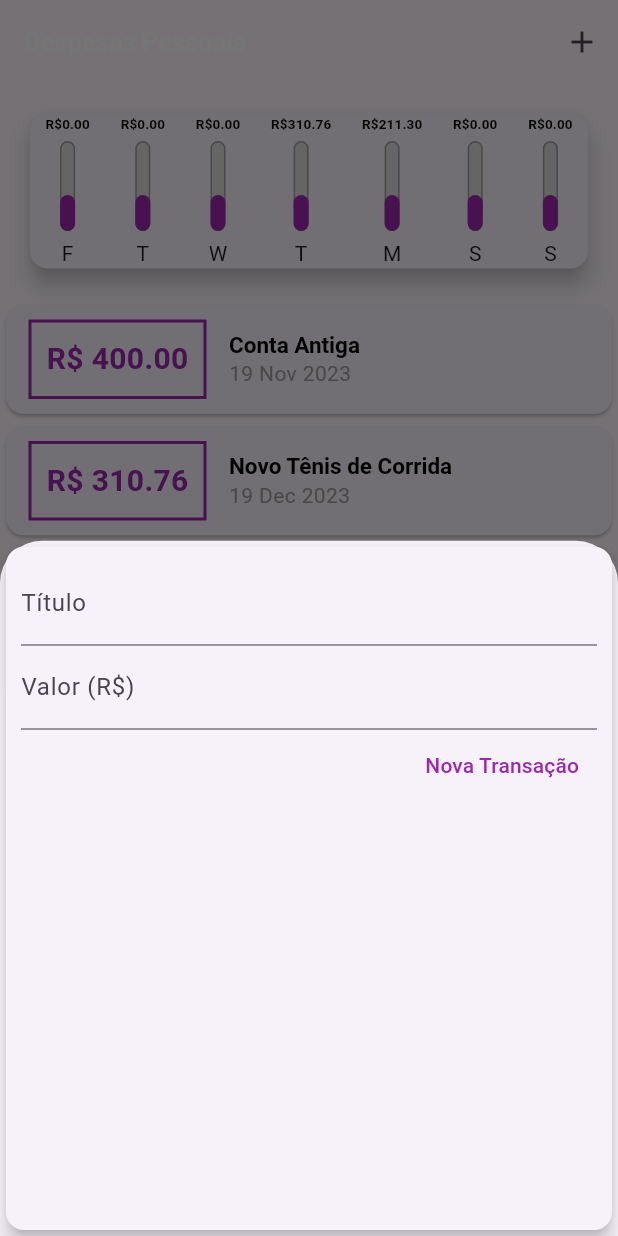
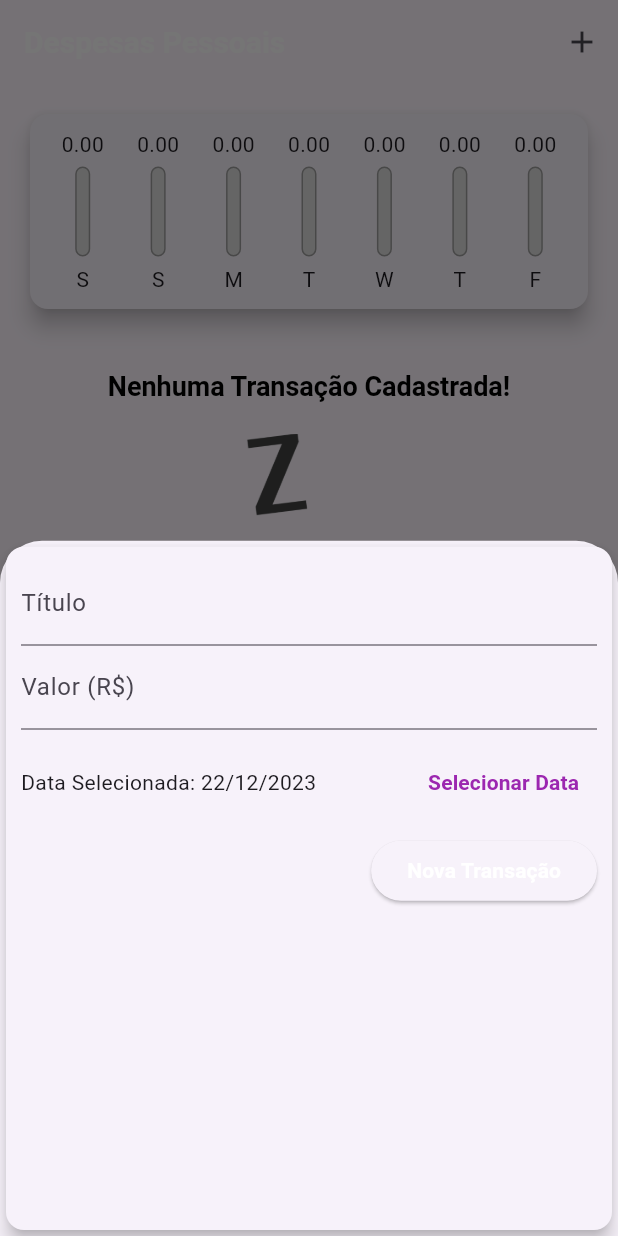
Before and after one commit to GabrielHR0sa/Learning_Flutter, a Flutter app: the screen it shows after launch, after a tap on the "add" icon, on a phone screen of 412 x 824 dp. Run offline on Flutter 3.47's test engine with Material 3 defaults, Android fonts, the phone set to English and light mode, and no system bars; Roboto replaces fonts that are missing (OpenSans).

Commit message:
ending expenses project

```diff
--- a/expenses/lib/components/chart.dart
+++ b/expenses/lib/components/chart.dart
@@ -30,24 +30,37 @@ class Chart extends StatelessWidget {
         'day': DateFormat.E().format(weekDay)[0],
         'value': totalSum,
       };
+    }).reversed.toList();
+  }
+
+  double get _weekTotalValue {
+    return groupedTransactions.fold(0.0, (sum, tr) {
+      return sum + (tr['value'] as double);
     });
   }
 
   @override
   Widget build(BuildContext context) {
-    groupedTransactions;
     return Card(
       elevation: 6,
       margin: const EdgeInsets.all(20),
+      child: Padding(
+        padding: const EdgeInsets.all(10),
         child: Row(
           mainAxisAlignment: MainAxisAlignment.spaceAround,
           children: groupedTransactions.map((tr) {
-          return ChartBar(
+            return Flexible(
+              fit: FlexFit.tight,
+              child: ChartBar(
                 label: tr['day'] as String,
                 value: tr['value'] as double,
-            percentage: 0.4,
+                percentage: _weekTotalValue == 0
+                    ? 0
+                    : (tr['value'] as double) / _weekTotalValue,
+              ),
             );
           }).toList(),
+        ),
       ),
     );
   }
--- a/expenses/lib/components/chart_bar.dart
+++ b/expenses/lib/components/chart_bar.dart
@@ -16,24 +16,26 @@ class ChartBar extends StatelessWidget {
   Widget build(BuildContext context) {
     return Column(
       children: [
-        Text(
-          'R\$${value!.toStringAsFixed(2)}',
-          style: Theme.of(context).textTheme.titleSmall,
+        SizedBox(
+          height: 20,
+          child: FittedBox(
+            child: Text('${value!.toStringAsFixed(2)}'),
+          ),
         ),
         const SizedBox(height: 5),
-        Container(
+        SizedBox(
           height: 60,
           width: 10,
           child: Stack(
             alignment: Alignment.bottomCenter,
-            children: [
+            children: <Widget>[
               Container(
                 decoration: BoxDecoration(
                   border: Border.all(
                     color: Colors.grey,
                     width: 1.0,
                   ),
-                  color: Color.fromRGBO(220, 220, 220, 1),
+                  color: const Color.fromRGBO(220, 220, 220, 1),
                   borderRadius: BorderRadius.circular(5),
                 ),
               ),
@@ -45,7 +47,7 @@ class ChartBar extends StatelessWidget {
                     borderRadius: BorderRadius.circular(5),
                   ),
                 ),
-              )
+              ),
             ],
           ),
         ),
--- a/expenses/lib/components/transaction_form.dart
+++ b/expenses/lib/components/transaction_form.dart
@@ -1,7 +1,8 @@
 import 'package:flutter/material.dart';
+import 'package:intl/intl.dart';
 
 class TransactionForm extends StatefulWidget {
-  final void Function(String, double) onSubmit;
+  final void Function(String, double, DateTime) onSubmit;
 
   const TransactionForm(this.onSubmit, {Key? key}) : super(key: key);
 
@@ -10,19 +11,36 @@ class TransactionForm extends StatefulWidget {
 }
 
 class _TransactionFormState extends State<TransactionForm> {
-  final titleController = TextEditingController();
-
-  final valueController = TextEditingController();
+  final _titleController = TextEditingController();
+  final _valueController = TextEditingController();
+  DateTime? _selectedDate = DateTime.now();
 
   _submitForm() {
-    final title = titleController.text;
-    final value = double.tryParse(valueController.text) ?? 0;
+    final title = _titleController.text;
+    final value = double.tryParse(_valueController.text) ?? 0;
 
-    if (title.isEmpty || value <= 0) {
+    if (title.isEmpty || value <= 0 || _selectedDate == null) {
       return;
     }
 
-    widget.onSubmit(title, value);
+    widget.onSubmit(title, value, _selectedDate!);
+  }
+
+  _showDatePicker() {
+    showDatePicker(
+      context: context,
+      initialDate: DateTime.now(),
+      firstDate: DateTime(2019),
+      lastDate: DateTime.now(),
+    ).then((pickedDate) {
+      if (pickedDate == null) {
+        return;
+      }
+
+      setState(() {
+        _selectedDate = pickedDate;
+      });
+    });
   }
 
   @override
@@ -34,14 +52,14 @@ class _TransactionFormState extends State<TransactionForm> {
         child: Column(
           children: [
             TextField(
-              controller: titleController,
+              controller: _titleController,
               onSubmitted: (_) => _submitForm(),
               decoration: const InputDecoration(
                 labelText: 'Título',
               ),
             ),
             TextField(
-              controller: valueController,
+              controller: _valueController,
               keyboardType:
                   const TextInputType.numberWithOptions(decimal: true),
               onSubmitted: (_) => _submitForm(),
@@ -49,18 +67,41 @@ class _TransactionFormState extends State<TransactionForm> {
                 labelText: 'Valor (R\$)',
               ),
             ),
+            SizedBox(
+              height: 70,
+              child: Row(
+                children: <Widget>[
+                  Expanded(
+                    child: Text(
+                      _selectedDate == null
+                          ? 'Nenhuma data selecionada!'
+                          : 'Data Selecionada: ${DateFormat('dd/MM/y').format(_selectedDate!)}',
+                    ),
+                  ),
+                  TextButton(
+                    child: const Text(
+                      'Selecionar Data',
+                      style: TextStyle(
+                        fontWeight: FontWeight.bold,
+                      ),
+                    ),
+                    onPressed: _showDatePicker,
+                  )
+                ],
+              ),
+            ),
             Row(
               mainAxisAlignment: MainAxisAlignment.end,
               children: <Widget>[
-                TextButton(
-                  child: const Text(
+                ElevatedButton(
+                  child: Text(
                     'Nova Transação',
                     style: TextStyle(
-                      color: Colors.purple,
+                      color: Theme.of(context).textTheme.button?.color,
                     ),
                   ),
                   onPressed: _submitForm,
-                )
+                ),
               ],
             ),
           ],
--- a/expenses/lib/components/transaction_list.dart
+++ b/expenses/lib/components/transaction_list.dart
@@ -4,8 +4,10 @@ import 'package:intl/intl.dart';
 
 class TransactionList extends StatelessWidget {
   final List<Transaction> transactions;
+  final void Function(String) onRemove;
 
-  const TransactionList(this.transactions, {Key? key}) : super(key: key);
+  const TransactionList(this.transactions, this.onRemove, {Key? key})
+      : super(key: key);
 
   @override
   Widget build(BuildContext context) {
@@ -34,45 +36,39 @@ class TransactionList extends StatelessWidget {
               itemBuilder: (ctx, index) {
                 final tr = transactions[index];
                 return Card(
-                  child: Row(
-                    children: [
-                      Container(
+                  elevation: 5,
                   margin: const EdgeInsets.symmetric(
-                          horizontal: 15,
-                          vertical: 10,
+                    vertical: 8,
+                    horizontal: 5,
                   ),
-                        decoration: BoxDecoration(
-                          border: Border.all(
-                            color: Theme.of(context).colorScheme.primary,
-                            width: 2,
-                          ),
-                        ),
-                        padding: const EdgeInsets.all(10),
+                  child: ListTile(
+                    leading: CircleAvatar(
+                      backgroundColor: Colors.purple,
+                      radius: 30,
+                      child: Padding(
+                        padding: const EdgeInsets.all(6),
+                        child: FittedBox(
                           child: Text(
-                          'R\$ ${tr.value.toStringAsFixed(2)}',
-                          style: TextStyle(
-                            fontWeight: FontWeight.bold,
-                            fontSize: 20,
-                            color: Theme.of(context).colorScheme.primary,
+                            'R\$${tr.value}',
+                            style: const TextStyle(
+                              color: Colors.white,
                             ),
                           ),
                         ),
-                      Column(
-                        crossAxisAlignment: CrossAxisAlignment.start,
-                        children: [
-                          Text(
+                      ),
+                    ),
+                    title: Text(
                       tr.title,
                       style: Theme.of(context).textTheme.headline6,
                     ),
-                          Text(
+                    subtitle: Text(
                       DateFormat('d MMM y').format(tr.date),
-                            style: const TextStyle(
-                              color: Colors.grey,
                     ),
+                    trailing: IconButton(
+                      icon: const Icon(Icons.delete),
+                      color: Theme.of(context).errorColor,
+                      onPressed: () => onRemove(tr.id),
                     ),
-                        ],
-                      ),
-                    ],
                   ),
                 );
               },
--- a/expenses/lib/main.dart
+++ b/expenses/lib/main.dart
@@ -22,23 +22,21 @@ class ExpensesApp extends StatelessWidget {
           secondary: Colors.amber,
         ),
         textTheme: tema.textTheme.copyWith(
-          titleLarge: const TextStyle(
+          headline6: const TextStyle(
             fontFamily: 'OpenSans',
-            fontSize: 15,
+            fontSize: 18,
             fontWeight: FontWeight.bold,
             color: Colors.black,
           ),
-          titleSmall: const TextStyle(
-            fontFamily: 'OpenSans',
-            fontSize: 9,
+          button: const TextStyle(
+            color: Colors.white,
             fontWeight: FontWeight.bold,
-            color: Colors.black,
           ),
         ),
         appBarTheme: const AppBarTheme(
           titleTextStyle: TextStyle(
             fontFamily: 'OpenSans',
-            fontSize: 17,
+            fontSize: 20,
             fontWeight: FontWeight.bold,
           ),
         ),
@@ -55,26 +53,7 @@ class MyHomePage extends StatefulWidget {
 }
 
 class _MyHomePageState extends State<MyHomePage> {
-  final List<Transaction> _transactions = [
-    Transaction(
-      id: 't0',
-      title: 'Conta Antiga',
-      value: 400.00,
-      date: DateTime.now().subtract(const Duration(days: 33)),
-    ),
-    Transaction(
-      id: 't1',
-      title: 'Novo Tênis de Corrida',
-      value: 310.76,
-      date: DateTime.now().subtract(const Duration(days: 3)),
-    ),
-    Transaction(
-      id: 't2',
-      title: 'Conta de Luz',
-      value: 211.30,
-      date: DateTime.now().subtract(const Duration(days: 4)),
-    ),
-  ];
+  final List<Transaction> _transactions = [];
 
   List<Transaction> get _recentTransactions {
     return _transactions.where((tr) {
@@ -84,12 +63,12 @@ class _MyHomePageState extends State<MyHomePage> {
     }).toList();
   }
 
-  _addTransaction(String title, double value) {
+  _addTransaction(String title, double value, DateTime date) {
     final newTransaction = Transaction(
       id: Random().nextDouble().toString(),
       title: title,
       value: value,
-      date: DateTime.now(),
+      date: date,
     );
 
     setState(() {
@@ -97,6 +76,12 @@ class _MyHomePageState extends State<MyHomePage> {
     });
 
     Navigator.of(context).pop();
+  }
+
+  _removeTransaction(String id) {
+    setState(() {
+      _transactions.removeWhere((tr) => tr.id == id);
+    });
   }
 
   _openTransactionFormModal(BuildContext context) {
@@ -125,7 +110,7 @@ class _MyHomePageState extends State<MyHomePage> {
           crossAxisAlignment: CrossAxisAlignment.stretch,
           children: [
             Chart(_recentTransactions),
-            TransactionList(_transactions),
+            TransactionList(_transactions, _removeTransaction),
           ],
         ),
       ),
```
Lines whose indentation alone changed are shown as unchanged.
